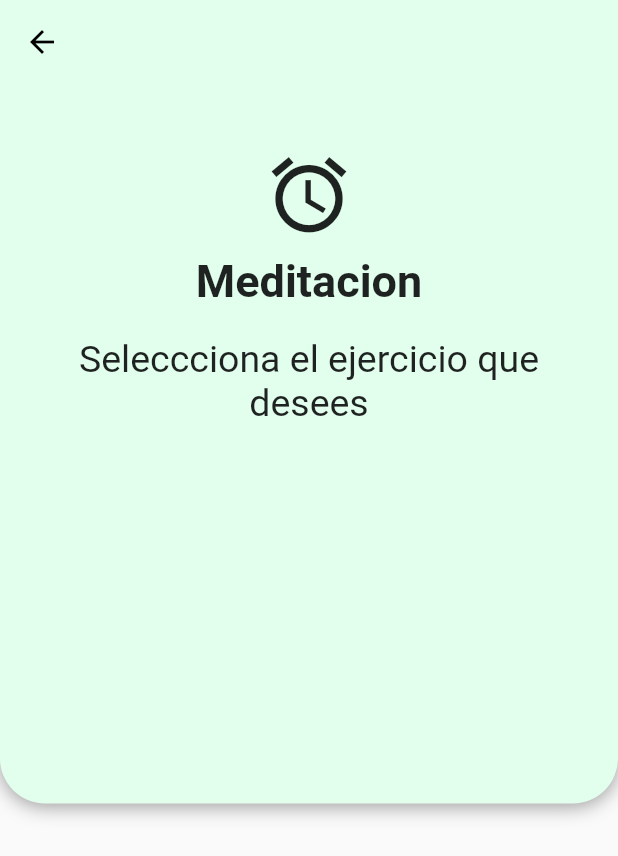
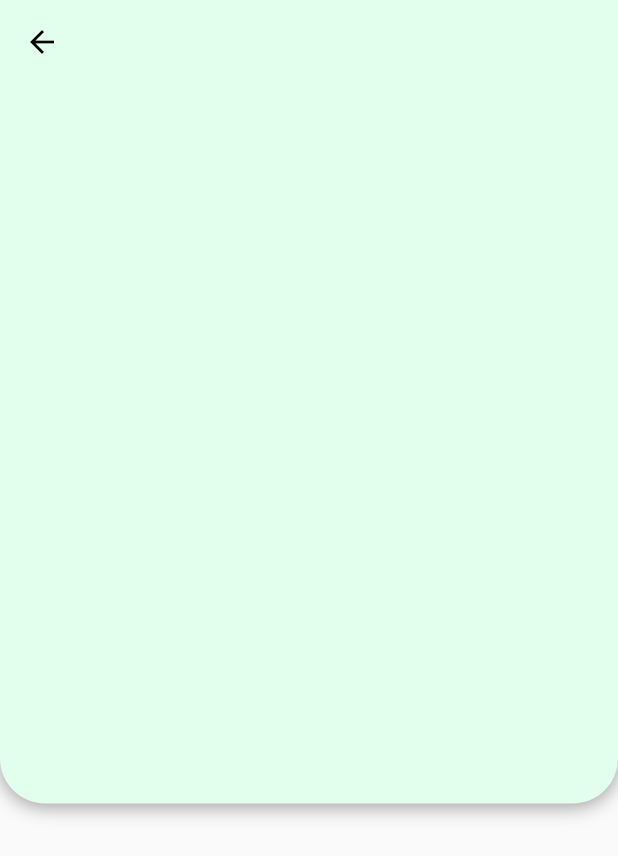
Before and after one commit to santiagocarod/Hablemos, a Flutter app: the InfoClass screen opened by its route, on a phone screen of 412 x 824 dp. Shown: the top 856 px of the screen. Run offline on Flutter 3.47's test engine with Material 2 defaults, Android fonts, the phone set to English and light mode, and no system bars; our stand-ins replace circular_countdown_timer, confetti, firebase_auth, firebase_core, flutter_swiper, google_fonts and 2 more; accounts and stored records are empty.

Commit message:
minor bug

```diff
--- a/lib/presentation/user/exercises/info.dart
+++ b/lib/presentation/user/exercises/info.dart
@@ -27,32 +27,6 @@ class InfoClass extends StatelessWidget {
     return Container(
       width: size.width,
       height: size.height * 0.65,
-      child: Column(
-        mainAxisAlignment: MainAxisAlignment.start,
-        children: <Widget>[
-          SizedBox(height: 100.0),
-          Icon(
-            Icons.access_alarm_outlined,
-            size: 60.0,
-          ),
-          SizedBox(height: 10.0),
-          Text(
-            'Meditacion',
-            style: TextStyle(fontSize: 30.0, fontWeight: FontWeight.bold),
-          ),
-          SizedBox(height: 20.0),
-          Container(
-            padding: EdgeInsets.symmetric(horizontal: 50.0),
-            child: Text(
-              'Seleccciona el ejercicio que desees',
-              style: TextStyle(
-                fontSize: 25.0,
-              ),
-              textAlign: TextAlign.center,
-            ),
-          ),
-        ],
-      ),
       decoration: BoxDecoration(
         borderRadius: BorderRadiusDirectional.only(
           bottomStart: Radius.circular(30.0),
```
